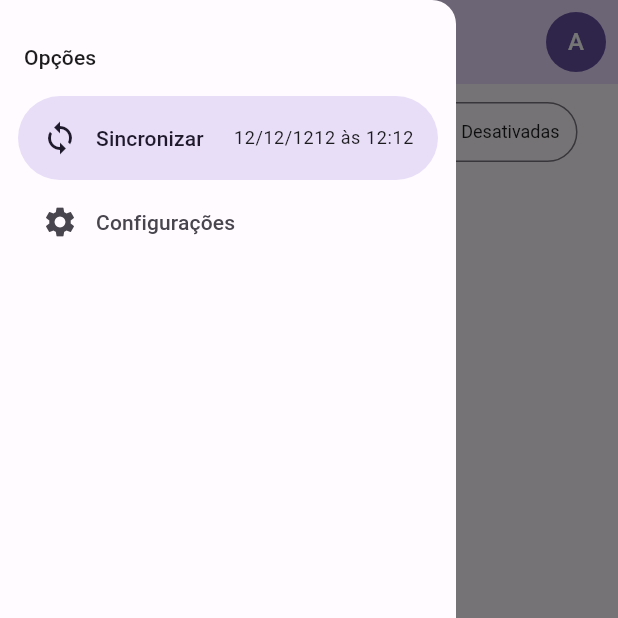
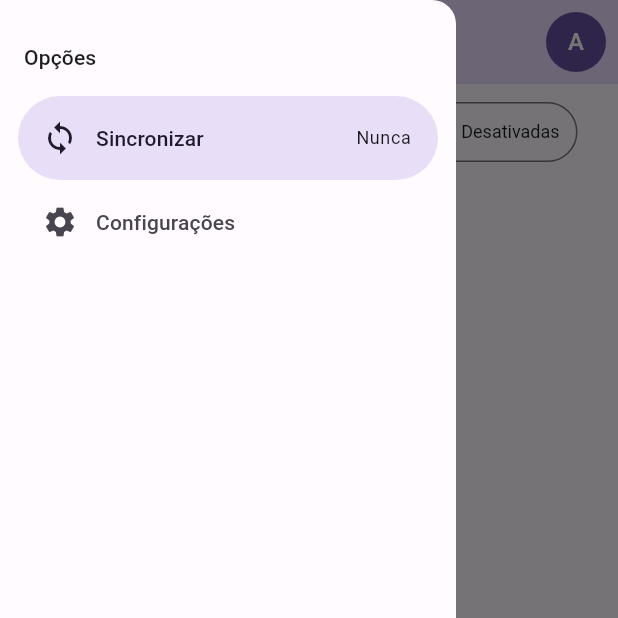
Before and after one commit to diegoventurasg/listinha, a Flutter app: the screen it shows after launch, in the side drawer, after a tap on "Sincronizar", on a phone screen of 412 x 824 dp, the top half of it. Run offline on Flutter 3.47's test engine with Material 2 defaults, Android fonts, the phone set to English and light mode, and no system bars; our stand-ins replace flutter_modular, realm; generated files the repository leaves out were written again.

Commit message:
adiciona persistência de dados para o tema

```diff
--- /dev/null
+++ b/app/lib/app/configuration/services/configuration_service.dart
@@ -0,0 +1,43 @@
+import 'package:flutter/material.dart';
+import 'package:realm/realm.dart';
+
+import '../../shared/services/realm/models/configuration_model.dart';
+
+abstract class ConfigurationService {
+  ConfigurationModel getConfiguration();
+  void saveConfiguration(String themeModeName, DateTime? syncDate);
+  void deleteAll();
+}
+
+class ConfigurationServiceImpl implements ConfigurationService {
+  final Realm realm;
+
+  ConfigurationServiceImpl(this.realm);
+
+  @override
+  ConfigurationModel getConfiguration() {
+    final result = realm.all<ConfigurationModel>();
+    if (result.isEmpty) {
+      return ConfigurationModel(ThemeMode.system.name);
+    }
+
+    return result.first;
+  }
+
+  @override
+  void saveConfiguration(String themeModeName, DateTime? syncDate) {
+    final model = getConfiguration();
+    realm.write(() {
+      model
+        ..themeModeName = themeModeName
+        ..syncDate = syncDate;
+    });
+  }
+
+  @override
+  void deleteAll() {
+    realm.write(() {
+      realm.deleteAll<ConfigurationModel>();
+    });
+  }
+}
--- a/app/lib/app/home/widgets/custom_drawer.dart
+++ b/app/lib/app/home/widgets/custom_drawer.dart
@@ -1,10 +1,27 @@
 import 'package:flutter/material.dart';
+import 'package:flutter_modular/flutter_modular.dart';
+import 'package:intl/intl.dart';
+
+import '../../shared/stores/app_store.dart';
 
 class CustomDrawer extends StatelessWidget {
   const CustomDrawer({super.key});
 
   @override
   Widget build(BuildContext context) {
+    final appStore = context.watch<AppStore>(
+      (store) => store.syncDate,
+    );
+
+    final syncDate = appStore.syncDate.value;
+
+    var syncDateText = 'Nunca';
+
+    if (syncDate != null) {
+      final format = DateFormat('dd/MM/yyyy HH:mm');
+      syncDateText = format.format(syncDate);
+    }
+
     return NavigationDrawer(
       onDestinationSelected: (index) {
         if (index == 1) {
@@ -22,15 +39,18 @@ class CustomDrawer extends StatelessWidget {
         ),
         NavigationDrawerDestination(
           icon: const Icon(Icons.sync),
-          label: Row(
+          label: SizedBox(
+            width: 210,
+            child: Row(
               children: [
                 const Text('Sincronizar'),
-              const SizedBox(width: 20),
+                const Spacer(),
                 Text(
-                '12/12/1212 às 12:12',
+                  syncDateText,
                   style: Theme.of(context).textTheme.bodySmall,
                 ),
               ],
+            ),
           ),
         ),
         const NavigationDrawerDestination(
--- /dev/null
+++ b/app/lib/app/shared/services/realm/real_config.dart
@@ -0,0 +1,13 @@
+import 'package:realm/realm.dart';
+
+import 'models/configuration_model.dart';
+
+final config = Configuration.local(
+  [
+    ConfigurationModel.schema,
+  ],
+  initialDataCallback: (realm) {
+    realm.add(ConfigurationModel('system'));
+  },
+  //path: '.realm/realm.db',
+);
--- a/app/lib/app/shared/stores/app_store.dart
+++ b/app/lib/app/shared/stores/app_store.dart
@@ -1,13 +1,48 @@
+// ignore_for_file: public_member_api_docs, sort_constructors_first
 import 'package:flutter/material.dart';
+
+import '../../configuration/services/configuration_service.dart';
 
 class AppStore {
   final themeMode = ValueNotifier(ThemeMode.system);
+  final syncDate = ValueNotifier<DateTime?>(null);
+
+  final ConfigurationService _configurationService;
+
+  AppStore(this._configurationService) {
+    init();
+  }
+
+  void init() {
+    final model = _configurationService.getConfiguration();
+    themeMode.value = _getThemeModeByBame(model.themeModeName);
+    syncDate.value = model.syncDate;
+  }
+
+  void save() {
+    _configurationService.saveConfiguration(
+      themeMode.value.name,
+      syncDate.value,
+    );
+  }
 
   void changeThemeMode(ThemeMode? mode) {
     if (mode != null) {
       themeMode.value = mode;
+      save();
     }
   }
 
-  void save() {}
+  void setSyncDate(DateTime date) {
+    syncDate.value = date;
+    save();
+  }
+
+  void deleteApp() {
+    _configurationService.deleteAll();
+  }
+
+  ThemeMode _getThemeModeByBame(String name) {
+    return ThemeMode.values.firstWhere((mode) => mode.name == name);
+  }
 }
--- a/app/pubspec.yaml
+++ b/app/pubspec.yaml
@@ -14,6 +14,7 @@ dependencies:
   result_dart: ^1.0.5
   realm: ^1.0.0
   flutter_modular: ^5.0.3
+  intl: ^0.18.0
 
 dev_dependencies:
   flutter_test:
```
Also changed, not shown: app/lib/app/app_module.dart (+10 -1 lines), app/lib/app/shared/services/realm/models/configuration_model.dart (added, +9 -0 lines), app/lib/app/shared/services/realm/models/configuration_model.g.dart (added), app/pubspec.lock. Lines whose indentation alone changed are shown as unchanged.
